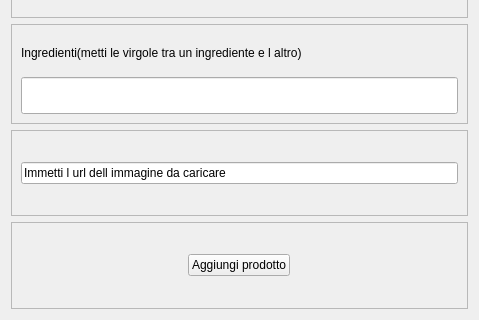
Before: the Qt Designer form projectIS/prodotto/view/VistaInserisciProdotto.ui in chritianchiappa/progetto_panificio, drawn with Qt 5; both pictures show x 0 to 479 and y 358 to 678 of the 479 by 678 pixel window.
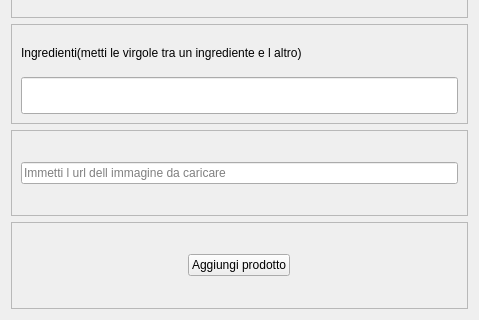
After: the same form once the commit is applied.

Diff of the .ui file:
```diff
--- a/projectIS/prodotto/view/VistaInserisciProdotto.ui
+++ b/projectIS/prodotto/view/VistaInserisciProdotto.ui
@@ -214,6 +214,9 @@
       <item>
        <widget class="QLineEdit" name="url_immagine">
         <property name="text">
+         <string/>
+        </property>
+        <property name="placeholderText">
          <string>Immetti l url dell immagine da caricare</string>
         </property>
        </widget>
```
